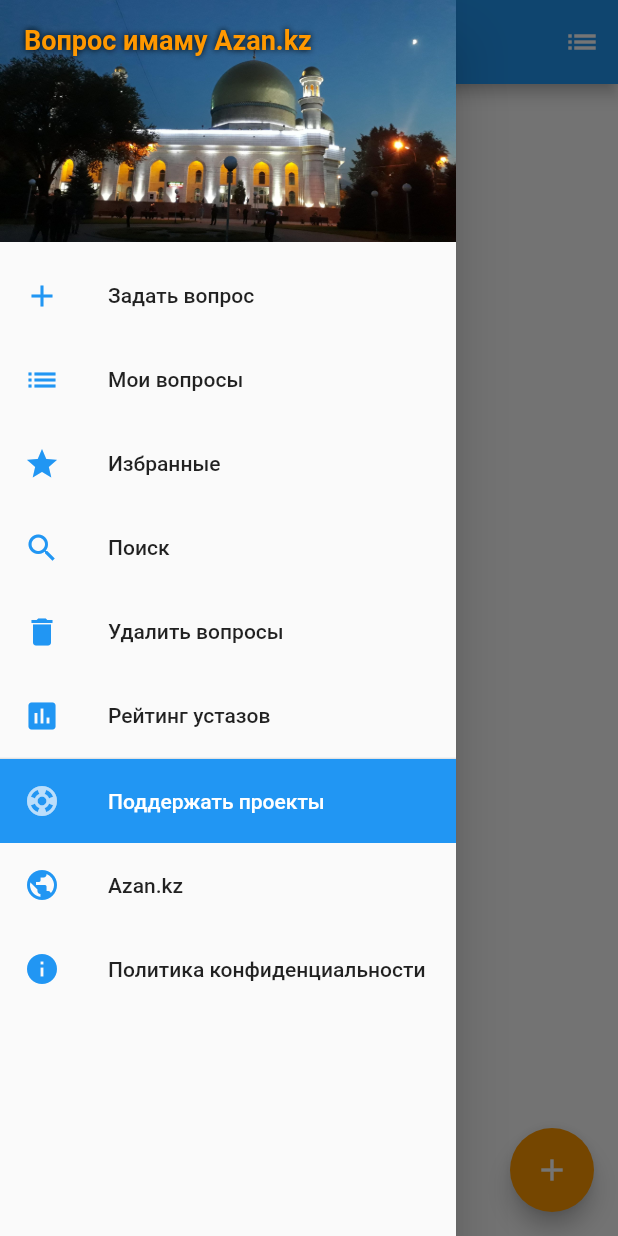
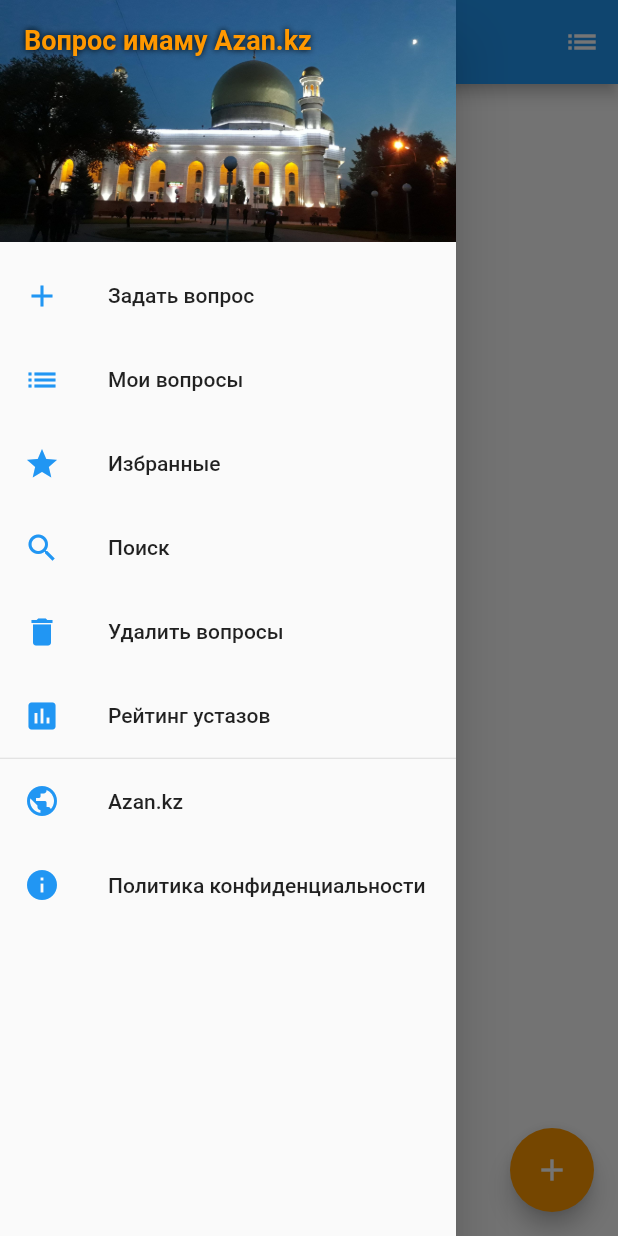
Before and after one commit to yerzhant/askimam, a Flutter app: the screen it shows once a user with an empty profile is signed in, with the side drawer open, on a phone screen of 412 x 824 dp. Run offline on Flutter 3.47's test engine with Material 2 defaults, Android fonts, the phone set to English and light mode, and no system bars; our stand-ins replace cloud_firestore, firebase_auth, firebase_core, firebase_messaging, firebase_storage, flutter_linkify and 3 more; missing offline and left inert: algolia, clipboard, flutter_sound, linkify; accounts and stored records are empty.

Commit message:
Hide Support projects menu item

```diff
--- a/lib/main.dart
+++ b/lib/main.dart
@@ -11,9 +11,9 @@ import 'package:askimam/localization.dart';
 import 'package:askimam/my_questions.dart';
 import 'package:askimam/new_question.dart';
 import 'package:askimam/search.dart';
-import 'package:askimam/sponsor_page.dart';
 import 'package:cloud_firestore/cloud_firestore.dart';
 import 'package:firebase_auth/firebase_auth.dart';
+import 'package:firebase_core/firebase_core.dart';
 import 'package:firebase_messaging/firebase_messaging.dart';
 import 'package:flutter/material.dart';
 import 'package:flutter_localizations/flutter_localizations.dart';
@@ -21,7 +21,6 @@ import 'package:google_sign_in/google_sign_in.dart';
 import 'package:provider/provider.dart';
 import 'package:shared_preferences/shared_preferences.dart';
 import 'package:url_launcher/url_launcher.dart';
-import 'package:firebase_core/firebase_core.dart';
 
 User _user;
 bool _isImam = false;
@@ -300,26 +299,26 @@ class _MainPage extends StatelessWidget {
               },
             ),
             Divider(height: 1),
-            ListTile(
-              title: Text(
-                'Поддержать проекты',
-                style: TextStyle(color: Colors.white),
-              ),
-              tileColor: Theme.of(context).primaryColor,
-              leading: Icon(
-                Icons.support,
-                color: Colors.blue[100],
-              ),
-              onTap: () {
-                Navigator.pop(context);
-                Navigator.push(
-                  context,
-                  MaterialPageRoute(
-                    builder: (_) => SponsorPage(),
-                  ),
-                );
-              },
-            ),
+            // ListTile(
+            //   title: Text(
+            //     'Поддержать проекты',
+            //     style: TextStyle(color: Colors.white),
+            //   ),
+            //   tileColor: Theme.of(context).primaryColor,
+            //   leading: Icon(
+            //     Icons.support,
+            //     color: Colors.blue[100],
+            //   ),
+            //   onTap: () {
+            //     Navigator.pop(context);
+            //     Navigator.push(
+            //       context,
+            //       MaterialPageRoute(
+            //         builder: (_) => SponsorPage(),
+            //       ),
+            //     );
+            //   },
+            // ),
             ListTile(
               title: Text('Azan.kz'),
               leading: Icon(
--- a/pubspec.yaml
+++ b/pubspec.yaml
@@ -1,7 +1,7 @@
 name: askimam
 description: Ask imam on Azan.kz
 
-version: 1.20.1+37
+version: 1.20.2+38
 
 environment:
   sdk: '>=2.2.2 <3.0.0'
```
Also changed, not shown: lib/imam_main.dart (+30 -32 lines), lib/imam_main_public.dart (+30 -32 lines).
